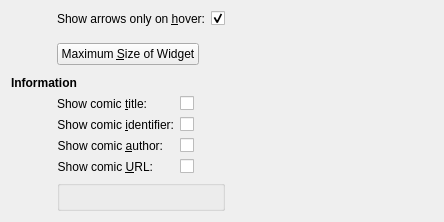
Qt form applets/comic/appearanceSettings.ui (KDE/kdeplasma-addons) before a commit.
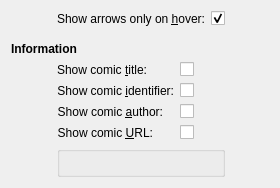
The same form after that commit. Custom widgets are drawn as their Qt base class.

Commit message: removed set maximum widget size button from setting dialog.

Patch:
```diff
--- a/applets/comic/appearanceSettings.ui
+++ b/applets/comic/appearanceSettings.ui
@@ -6,8 +6,8 @@
    <rect>
     <x>0</x>
     <y>0</y>
-    <width>444</width>
-    <height>220</height>
+    <width>280</width>
+    <height>182</height>
    </rect>
   </property>
   <property name="minimumSize">
@@ -20,6 +20,38 @@
    <string notr="true"/>
   </property>
   <layout class="QGridLayout" name="gridLayout">
+   <item row="0" column="0">
+    <spacer name="horizontalSpacer">
+     <property name="orientation">
+      <enum>Qt::Horizontal</enum>
+     </property>
+     <property name="sizeType">
+      <enum>QSizePolicy::Fixed</enum>
+     </property>
+     <property name="sizeHint" stdset="0">
+      <size>
+       <width>40</width>
+       <height>5</height>
+      </size>
+     </property>
+    </spacer>
+   </item>
+   <item row="1" column="0" colspan="2">
+    <spacer name="verticalSpacer_4">
+     <property name="orientation">
+      <enum>Qt::Vertical</enum>
+     </property>
+     <property name="sizeType">
+      <enum>QSizePolicy::Fixed</enum>
+     </property>
+     <property name="sizeHint" stdset="0">
+      <size>
+       <width>40</width>
+       <height>5</height>
+      </size>
+     </property>
+    </spacer>
+   </item>
    <item row="0" column="1">
     <layout class="QFormLayout" name="formLayout_2">
      <property name="sizeConstraint">
@@ -51,60 +83,8 @@
        </property>
       </widget>
      </item>
-     <item row="2" column="0">
-      <widget class="QPushButton" name="pushButton_Size">
-       <property name="text">
-        <string>Maximum &amp;Size of Widget</string>
-       </property>
-      </widget>
-     </item>
-     <item row="1" column="0">
-      <spacer name="verticalSpacer_2">
-       <property name="orientation">
-        <enum>Qt::Vertical</enum>
-       </property>
-       <property name="sizeType">
-        <enum>QSizePolicy::Fixed</enum>
-       </property>
-       <property name="sizeHint" stdset="0">
-        <size>
-         <width>20</width>
-         <height>5</height>
-        </size>
-       </property>
-      </spacer>
-     </item>
     </layout>
    </item>
-   <item row="1" column="0">
-    <spacer name="verticalSpacer_4">
-     <property name="orientation">
-      <enum>Qt::Vertical</enum>
-     </property>
-     <property name="sizeType">
-      <enum>QSizePolicy::Fixed</enum>
-     </property>
-     <property name="sizeHint" stdset="0">
-      <size>
-       <width>40</width>
-       <height>5</height>
-      </size>
-     </property>
-    </spacer>
-   </item>
-   <item row="0" column="2">
-    <spacer name="horizontalSpacer_2">
-     <property name="orientation">
-      <enum>Qt::Horizontal</enum>
-     </property>
-     <property name="sizeHint" stdset="0">
-      <size>
-       <width>40</width>
-       <height>20</height>
-      </size>
-     </property>
-    </spacer>
-   </item>
    <item row="2" column="0" colspan="2">
     <widget class="QLabel" name="label_3">
      <property name="font">
@@ -232,9 +212,35 @@
       <property name="margin">
        <number>0</number>
       </property>
+      <item>
+       <spacer name="verticalSpacer">
+        <property name="orientation">
+         <enum>Qt::Vertical</enum>
+        </property>
+        <property name="sizeHint" stdset="0">
+         <size>
+          <width>20</width>
+          <height>40</height>
+         </size>
+        </property>
+       </spacer>
+      </item>
      </layout>
     </widget>
    </item>
+   <item row="0" column="2">
+    <spacer name="horizontalSpacer_2">
+     <property name="orientation">
+      <enum>Qt::Horizontal</enum>
+     </property>
+     <property name="sizeHint" stdset="0">
+      <size>
+       <width>40</width>
+       <height>20</height>
+      </size>
+     </property>
+    </spacer>
+   </item>
   </layout>
  </widget>
  <customwidgets>
```
Left out of the diff: 1 changed line with no effect on the pictures. The commit also changes 4 other files.
